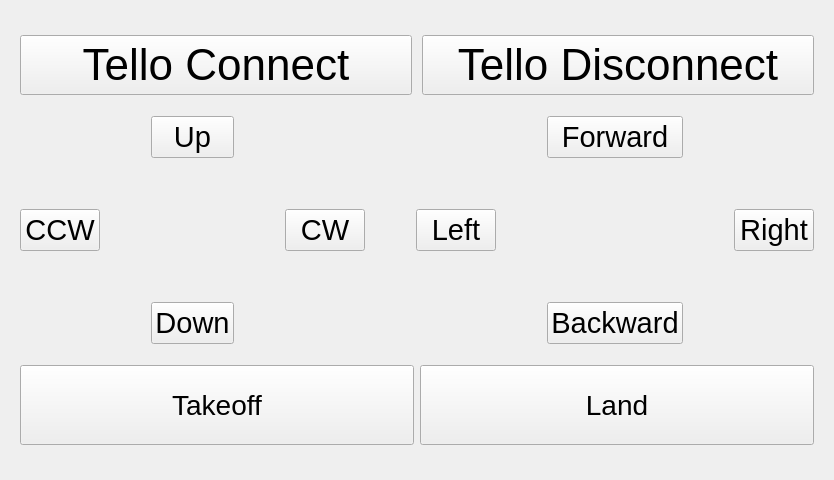
kipr/botui, file ui/TelloWidget.ui: the form before one commit.
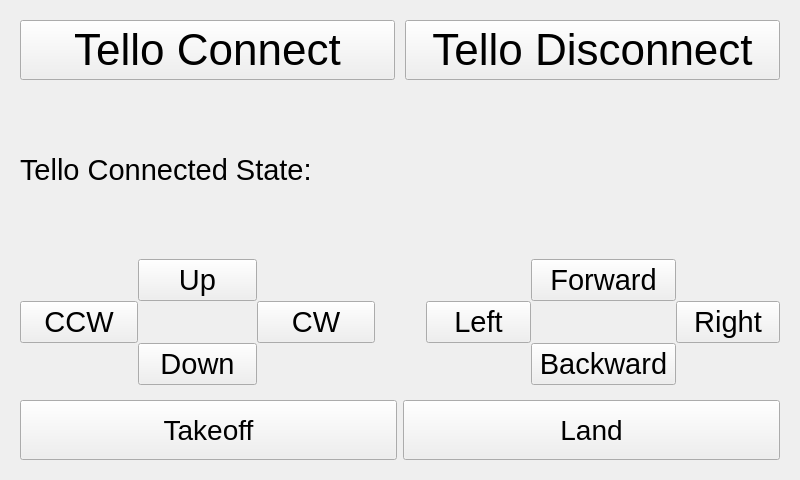
The form after the commit. Custom widgets are drawn as their Qt base class.

Commit message: Added TelloWidget.cpp for future implementation

Patch:
```diff
--- a/ui/TelloWidget.ui
+++ b/ui/TelloWidget.ui
@@ -30,6 +30,9 @@
         <property name="leftMargin">
          <number>0</number>
         </property>
+        <property name="bottomMargin">
+         <number>0</number>
+        </property>
         <item>
          <widget class="QPushButton" name="TelloConnect">
           <property name="enabled">
@@ -98,6 +101,45 @@
         </item>
        </layout>
       </item>
+      <item>
+       <layout class="QHBoxLayout" name="telloConnectedHorizontal">
+        <property name="spacing">
+         <number>6</number>
+        </property>
+        <property name="topMargin">
+         <number>0</number>
+        </property>
+        <property name="bottomMargin">
+         <number>0</number>
+        </property>
+        <item>
+         <widget class="QLabel" name="telloConnectedStateLabel">
+          <property name="maximumSize">
+           <size>
+            <width>16777215</width>
+            <height>10000</height>
+           </size>
+          </property>
+          <property name="text">
+           <string>Tello Connected State:</string>
+          </property>
+         </widget>
+        </item>
+        <item>
+         <widget class="QLabel" name="telloConnectedLabel">
+          <property name="maximumSize">
+           <size>
+            <width>16777215</width>
+            <height>10000</height>
+           </size>
+          </property>
+          <property name="text">
+           <string/>
+          </property>
+         </widget>
+        </item>
+       </layout>
+      </item>
       <item>
        <layout class="QHBoxLayout" name="telloControls">
         <property name="spacing">
@@ -105,6 +147,9 @@
         </property>
         <item>
          <layout class="QGridLayout" name="leftGrid">
+          <property name="spacing">
+           <number>0</number>
+          </property>
           <item row="3" column="1">
            <widget class="QPushButton" name="downButton">
             <property name="text">
@@ -137,6 +182,9 @@
         </item>
         <item>
          <layout class="QGridLayout" name="rightGrid">
+          <property name="spacing">
+           <number>0</number>
+          </property>
           <item row="2" column="0">
            <widget class="QPushButton" name="leftButton">
             <property name="text">
@@ -146,6 +194,12 @@
           </item>
           <item row="3" column="1">
            <widget class="QPushButton" name="backButton">
+            <property name="minimumSize">
+             <size>
+              <width>145</width>
+              <height>0</height>
+             </size>
+            </property>
             <property name="text">
              <string>Backward</string>
             </property>
@@ -153,6 +207,12 @@
           </item>
           <item row="0" column="1">
            <widget class="QPushButton" name="forwardButton">
+            <property name="minimumSize">
+             <size>
+              <width>120</width>
+              <height>0</height>
+             </size>
+            </property>
             <property name="text">
              <string>Forward</string>
             </property>
@@ -171,12 +231,15 @@
       </item>
       <item>
        <layout class="QHBoxLayout" name="takeoffLandHorizontal" stretch="0,0">
+        <property name="topMargin">
+         <number>9</number>
+        </property>
         <item>
          <widget class="QPushButton" name="takeoffButton">
           <property name="minimumSize">
            <size>
             <width>0</width>
-            <height>80</height>
+            <height>60</height>
            </size>
           </property>
           <property name="font">
@@ -194,7 +257,7 @@
           <property name="minimumSize">
            <size>
             <width>0</width>
-            <height>80</height>
+            <height>60</height>
            </size>
           </property>
           <property name="font">
```
The commit also changes 2 other files.
